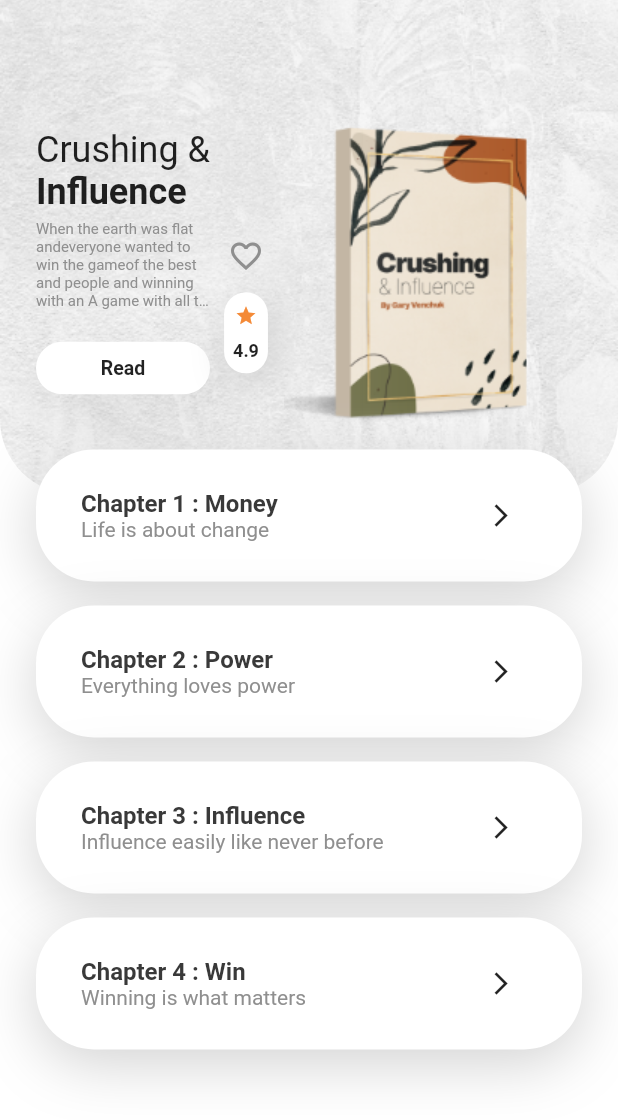
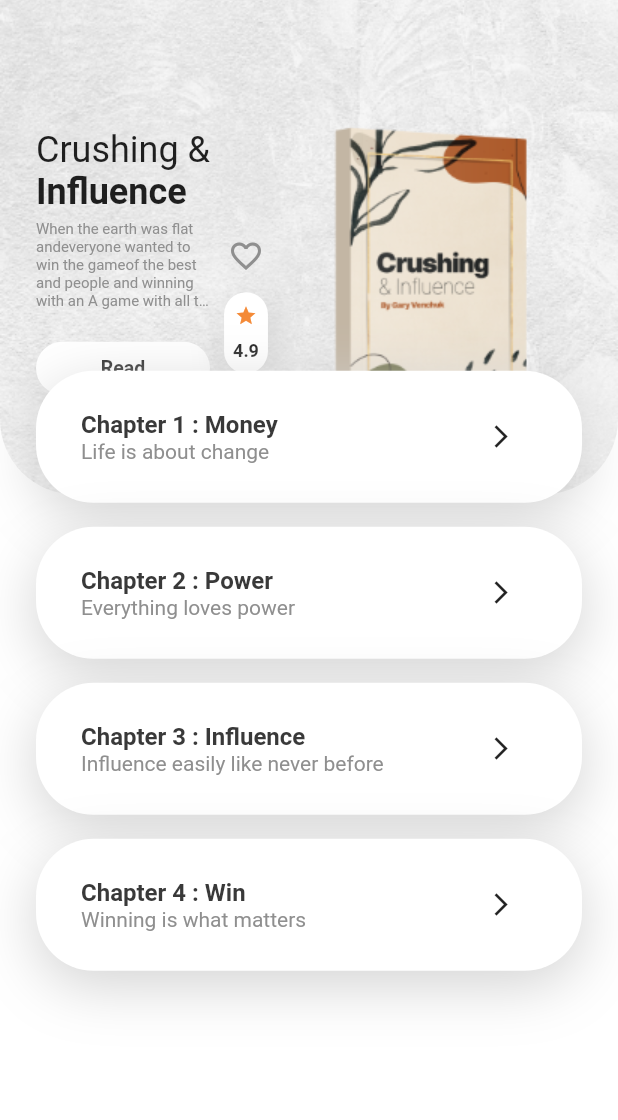
Before and after one commit to aniribe/flutter_book_reading_app, a Flutter app: the DetailsView screen opened by its route, on a phone screen of 412 x 824 dp. Shown: the top 1120 px of the screen. Run offline on Flutter 3.47's test engine with Material 2 defaults, Android fonts, the phone set to English and light mode, and no system bars; our stand-ins replace stacked, stacked_core, stacked_services.

Commit message:
Refactoring of Details View was done;

```diff
--- a/lib/data/data_lists.dart
+++ b/lib/data/data_lists.dart
@@ -1,5 +1,6 @@
 import '../constants/app_images.dart';
 import '../constants/string_constants.dart';
+import '../model/chapter_info.dart';
 import '../model/reading_book.dart';
 
 List<ReadingBook> readingTodayBooks = [
@@ -16,3 +17,26 @@ List<ReadingBook> readingTodayBooks = [
     author: StringConstants.herman,
   ),
 ];
+
+List<ChapterInfo> booksChapters = [
+  ChapterInfo(
+    chapterName: 'Money',
+    chapterNumber: 1,
+    tag: 'Life is about change',
+  ),
+  ChapterInfo(
+    chapterName: 'Power',
+    chapterNumber: 2,
+    tag: 'Everything loves power',
+  ),
+  ChapterInfo(
+    chapterName: 'Influence',
+    chapterNumber: 3,
+    tag: 'Influence easily like never before',
+  ),
+  ChapterInfo(
+    chapterName: "Win",
+    chapterNumber: 4,
+    tag: "Winning is what matters",
+  ),
+];
--- /dev/null
+++ b/lib/model/chapter_info.dart
@@ -0,0 +1,10 @@
+class ChapterInfo {
+  final String chapterName;
+  final int chapterNumber;
+  final String tag;
+
+  ChapterInfo(
+      {required this.chapterName,
+      required this.chapterNumber,
+      required this.tag});
+}
--- /dev/null
+++ b/lib/views/details/components/book_description.dart
@@ -0,0 +1,21 @@
+import 'package:flutter/cupertino.dart';
+import '../../../constants/app_colors.dart';
+
+class BookDescription extends StatelessWidget {
+  const BookDescription({
+    Key? key,
+  }) : super(key: key);
+
+  @override
+  Widget build(BuildContext context) {
+    return const Text(
+      'When the earth was flat andeveryone wanted to win the gameof the best and people and winning with an A game with all the things you have.',
+      maxLines: 5,
+      overflow: TextOverflow.ellipsis,
+      style: TextStyle(
+        fontSize: 10,
+        color: AppColors.lightBlack,
+      ),
+    );
+  }
+}
--- /dev/null
+++ b/lib/views/details/components/book_description_section.dart
@@ -0,0 +1,29 @@
+import 'package:flutter/cupertino.dart';
+import '../../../constants/string_constants.dart';
+import '../../../util/ui_helpers.dart';
+import '../../../widgets/rounded_button.dart';
+import 'book_description.dart';
+
+class BookDescriptionSection extends StatelessWidget {
+  const BookDescriptionSection({
+    Key? key,
+  }) : super(key: key);
+
+  @override
+  Widget build(BuildContext context) {
+    return Expanded(
+      child: Column(
+        children: [
+          const BookDescription(),
+          verticalSpace(5),
+          RoundedButton(
+            onPressed: () {},
+            text: StringConstants.read,
+            verticalPadding: 10,
+            fontSize: 13,
+          ),
+        ],
+      ),
+    );
+  }
+}
--- a/lib/views/details/components/book_info.dart
+++ b/lib/views/details/components/book_info.dart
@@ -1,10 +1,9 @@
 import 'package:flutter/material.dart';
-import '../../../constants/app_colors.dart';
 import '../../../constants/app_images.dart';
-import '../../../constants/string_constants.dart';
 import '../../../util/ui_helpers.dart';
-import '../../../widgets/book_rating.dart';
-import '../../../widgets/rounded_button.dart';
+import 'book_description_section.dart';
+import 'book_rating_section.dart';
+import 'book_title.dart';
 
 class BookInfo extends StatelessWidget {
   const BookInfo({
@@ -19,54 +18,13 @@ class BookInfo extends StatelessWidget {
           child: Column(
             crossAxisAlignment: CrossAxisAlignment.start,
             children: [
-              Text(
-                'Crushing &',
-                style: Theme.of(context).textTheme.headline5,
-              ),
-              Text(
-                'Influence',
-                style: Theme.of(context)
-                    .textTheme
-                    .headline5
-                    ?.copyWith(fontWeight: FontWeight.bold),
-              ),
+              const BookTitle(),
               verticalSpace(5),
               Row(
                 crossAxisAlignment: CrossAxisAlignment.start,
-                children: [
-                  Expanded(
-                    child: Column(
-                      children: [
-                        const Text(
-                          'When the earth was flat andeveryone wanted to win the gameof the best and people and winning with an A game with all the things you have.',
-                          maxLines: 5,
-                          overflow: TextOverflow.ellipsis,
-                          style: TextStyle(
-                            fontSize: 10,
-                            color: AppColors.lightBlack,
-                          ),
-                        ),
-                        verticalSpace(5),
-                        RoundedButton(
-                          onPressed: () {},
-                          text: StringConstants.read,
-                          verticalPadding: 10,
-                          fontSize: 13,
-                        ),
-                      ],
-                    ),
-                  ),
-                  Column(
-                    children: [
-                      IconButton(
-                          onPressed: () {},
-                          icon: const Icon(
-                            Icons.favorite_border,
-                            color: AppColors.lightBlack,
-                          )),
-                      const BookRating(score: '4.9'),
-                    ],
-                  ),
+                children: const [
+                  BookDescriptionSection(),
+                  BookRatingSection(),
                 ],
               ),
             ],
--- /dev/null
+++ b/lib/views/details/components/book_info_section.dart
@@ -0,0 +1,36 @@
+import 'package:flutter/cupertino.dart';
+import '../../../constants/app_images.dart';
+import '../../../util/ui_helpers.dart';
+import 'book_info.dart';
+
+class BookInfoSection extends StatelessWidget {
+  const BookInfoSection({
+    Key? key,
+  }) : super(key: key);
+
+  @override
+  Widget build(BuildContext context) {
+    return Container(
+      height: screenHeight(context) * 0.4,
+      width: double.infinity,
+      decoration: const BoxDecoration(
+          image: DecorationImage(
+            image: AssetImage(AppImages.background),
+            fit: BoxFit.fitWidth,
+          ),
+          borderRadius: BorderRadius.only(
+            bottomLeft: Radius.circular(50),
+            bottomRight: Radius.circular(50),
+          )),
+      child: Padding(
+        padding: const EdgeInsets.symmetric(horizontal: 24),
+        child: Column(
+          children: [
+            verticalSpace(screenHeight(context) * 0.1),
+            const BookInfo(),
+          ],
+        ),
+      ),
+    );
+  }
+}
--- /dev/null
+++ b/lib/views/details/components/book_rating_section.dart
@@ -0,0 +1,25 @@
+import 'package:flutter/material.dart';
+import '../../../constants/app_colors.dart';
+import '../../../widgets/book_rating.dart';
+
+class BookRatingSection extends StatelessWidget {
+  const BookRatingSection({
+    Key? key,
+  }) : super(key: key);
+
+  @override
+  Widget build(BuildContext context) {
+    return Column(
+      mainAxisSize: MainAxisSize.min,
+      children: [
+        IconButton(
+            onPressed: () {},
+            icon: const Icon(
+              Icons.favorite_border,
+              color: AppColors.lightBlack,
+            )),
+        const BookRating(score: '4.9'),
+      ],
+    );
+  }
+}
--- /dev/null
+++ b/lib/views/details/components/book_title.dart
@@ -0,0 +1,26 @@
+import 'package:flutter/material.dart';
+
+class BookTitle extends StatelessWidget {
+  const BookTitle({
+    Key? key,
+  }) : super(key: key);
+
+  @override
+  Widget build(BuildContext context) {
+    return RichText(
+      text: TextSpan(
+        style: Theme.of(context).textTheme.headline5,
+        children: [
+          const TextSpan(text: 'Crushing & '),
+          TextSpan(
+            text: 'Influence',
+            style: Theme.of(context)
+                .textTheme
+                .headline5
+                ?.copyWith(fontWeight: FontWeight.bold),
+          ),
+        ],
+      ),
+    );
+  }
+}
--- /dev/null
+++ b/lib/views/details/components/chapter_list_section.dart
@@ -0,0 +1,33 @@
+import 'package:flutter/cupertino.dart';
+import '../../../data/data_lists.dart';
+import '../../../util/ui_helpers.dart';
+import 'chapter_card.dart';
+
+class ChapterListSection extends StatelessWidget {
+  const ChapterListSection({
+    Key? key,
+  }) : super(key: key);
+
+  @override
+  Widget build(BuildContext context) {
+    return Positioned(
+      top: screenHeight(context) * 0.3,
+      height: screenHeight(context) * 0.6,
+      width: screenWidth(context),
+      child: Container(
+        child: ListView.builder(
+          itemCount: booksChapters.length,
+          itemBuilder: (context, index) => Padding(
+            padding: const EdgeInsets.symmetric(horizontal: 24),
+            child: ChapterCard(
+              name: booksChapters[index].chapterName,
+              chapterNumber: booksChapters[index].chapterNumber,
+              tag: booksChapters[index].tag,
+              press: () {},
+            ),
+          ),
+        ),
+      ),
+    );
+  }
+}
--- a/lib/views/details/details_view.dart
+++ b/lib/views/details/details_view.dart
@@ -1,13 +1,8 @@
-import 'package:book_reading/constants/app_colors.dart';
-import 'package:book_reading/constants/app_images.dart';
-import 'package:book_reading/constants/string_constants.dart';
 import 'package:book_reading/util/ui_helpers.dart';
-import 'package:book_reading/widgets/book_rating.dart';
-import 'package:book_reading/widgets/rounded_button.dart';
 import 'package:flutter/material.dart';
 import 'package:stacked/stacked.dart';
-import 'components/book_info.dart';
-import 'components/chapter_card.dart';
+import 'components/book_info_section.dart';
+import 'components/chapter_list_section.dart';
 import 'details_viewmodel.dart';
 
 class DetailsView extends StatelessWidget {
@@ -25,60 +20,10 @@ class DetailsView extends StatelessWidget {
                 alignment: Alignment.topCenter,
                 children: [
                   Container(
-                    height: screenHeight(context) * 0.4,
-                    width: double.infinity,
-                    decoration: const BoxDecoration(
-                        image: DecorationImage(
-                          image: AssetImage(AppImages.background),
-                          fit: BoxFit.fitWidth,
-                        ),
-                        borderRadius: BorderRadius.only(
-                          bottomLeft: Radius.circular(50),
-                          bottomRight: Radius.circular(50),
-                        )),
-                    child: Padding(
-                      padding: const EdgeInsets.symmetric(horizontal: 24),
-                      child: Column(
-                        children: [
-                          verticalSpace(screenHeight(context) * 0.1),
-                          BookInfo(),
-                        ],
-                      ),
-                    ),
+                    height: screenHeight(context),
                   ),
-                  Padding(
-                    padding:
-                        EdgeInsets.only(top: screenHeight(context) * 0.4 - 30),
-                    child: Column(
-                      children: [
-                        ChapterCard(
-                          name: 'Money',
-                          chapterNumber: 1,
-                          tag: 'Life is about change',
-                          press: () {},
-                        ),
-                        ChapterCard(
-                          name: 'Power',
-                          chapterNumber: 2,
-                          tag: 'Everything loves power',
-                          press: () {},
-                        ),
-                        ChapterCard(
-                          name: 'Influence',
-                          chapterNumber: 3,
-                          tag: 'Influence easily like never before',
-                          press: () {},
-                        ),
-                        ChapterCard(
-                          name: "Win",
-                          chapterNumber: 4,
-                          tag: "Winning is what matters",
-                          press: () {},
-                        ),
-                        verticalSpace(10),
-                      ],
-                    ),
-                  )
+                  const BookInfoSection(),
+                  const ChapterListSection(),
                 ],
               ),
             ],
--- a/lib/widgets/best_of_the_day_card/book_image.dart
+++ b/lib/widgets/best_of_the_day_card/book_image.dart
@@ -9,9 +9,12 @@ class BookImage extends StatelessWidget {
 
   @override
   Widget build(BuildContext context) {
-    return Image.asset(
-      AppImages.book3,
-      width: screenWidth(context) * 0.37,
+    return Positioned(
+      right: 0,
+      child: Image.asset(
+        AppImages.book3,
+        width: screenWidth(context) * 0.37,
+      ),
     );
   }
 }
--- a/lib/widgets/continue_reading_card/book_image.dart
+++ b/lib/widgets/continue_reading_card/book_image.dart
@@ -1,5 +1,4 @@
 import 'package:flutter/cupertino.dart';
-
 import '../../constants/app_images.dart';
 
 class BookImage extends StatelessWidget {
--- a/lib/widgets/continue_reading_card/book_info_section.dart
+++ b/lib/widgets/continue_reading_card/book_info_section.dart
@@ -1,8 +1,8 @@
 import 'package:flutter/cupertino.dart';
 import '../../util/ui_helpers.dart';
 import '../best_of_the_day_card/author.dart';
-import '../best_of_the_day_card/book_image.dart';
 import '../best_of_the_day_card/book_name.dart';
+import 'book_image.dart';
 import 'chapter_section.dart';
 
 class BookInfoSection extends StatelessWidget {
```
